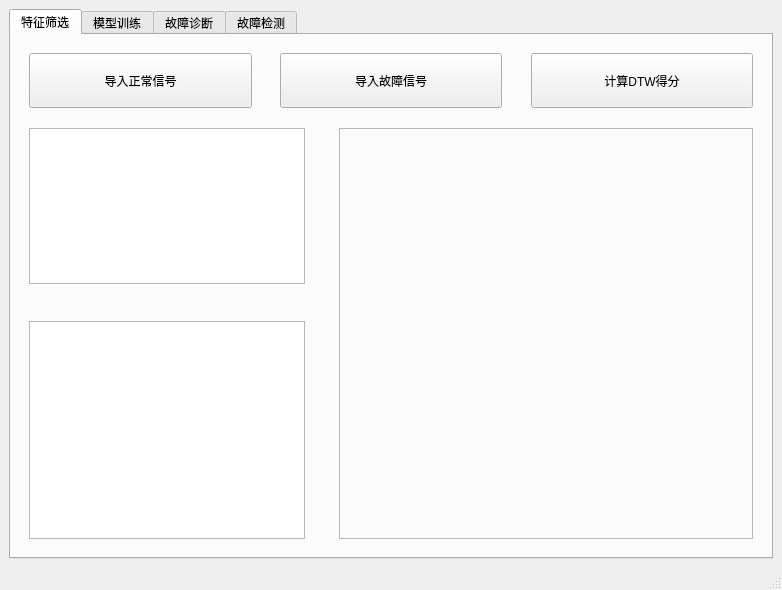
The window that GUI/MainWindow.ui (DuskSwan/fault_estimation_master_design) describes before a commit, drawn with Qt 5.
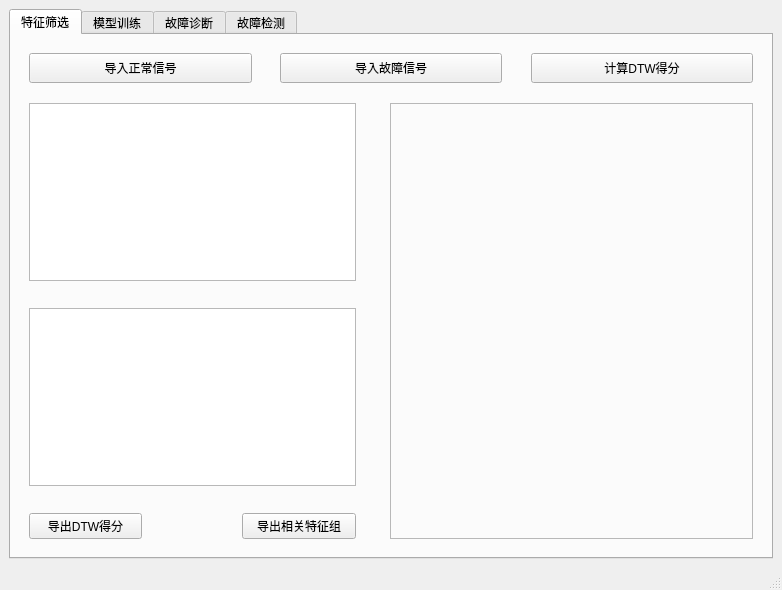
The same window after the commit. The open tabs and pages were chosen to show the change.

Commit message: add export csv function

The edit to the form file:
```diff
--- a/GUI/MainWindow.ui
+++ b/GUI/MainWindow.ui
@@ -30,8 +30,116 @@
        <layout class="QHBoxLayout" name="horizontalLayout" stretch="0">
         <item>
          <widget class="QWidget" name="widgetInFeatures" native="true">
-          <layout class="QVBoxLayout" name="verticalLayout" stretch="4,1,30">
-           <item>
+          <layout class="QGridLayout" name="gridLayout" rowstretch="2,1,12,1,12,1,2" columnstretch="5,1,5,1,16">
+           <item row="1" column="0" colspan="5">
+            <spacer name="verticalSpacer">
+             <property name="orientation">
+              <enum>Qt::Vertical</enum>
+             </property>
+             <property name="sizeHint" stdset="0">
+              <size>
+               <width>338</width>
+               <height>29</height>
+              </size>
+             </property>
+            </spacer>
+           </item>
+           <item row="2" column="0" colspan="3">
+            <widget class="QTableWidget" name="DTWWidget">
+             <property name="maximumSize">
+              <size>
+               <width>16777215</width>
+               <height>16777215</height>
+              </size>
+             </property>
+            </widget>
+           </item>
+           <item row="2" column="3" rowspan="3">
+            <spacer name="horizontalSpacer_6">
+             <property name="orientation">
+              <enum>Qt::Horizontal</enum>
+             </property>
+             <property name="sizeHint" stdset="0">
+              <size>
+               <width>19</width>
+               <height>288</height>
+              </size>
+             </property>
+            </spacer>
+           </item>
+           <item row="2" column="4" rowspan="5">
+            <widget class="QFrame" name="frameInFeatures">
+             <property name="minimumSize">
+              <size>
+               <width>150</width>
+               <height>20</height>
+              </size>
+             </property>
+             <property name="frameShape">
+              <enum>QFrame::StyledPanel</enum>
+             </property>
+             <property name="frameShadow">
+              <enum>QFrame::Raised</enum>
+             </property>
+            </widget>
+           </item>
+           <item row="3" column="1">
+            <spacer name="verticalSpacer_13">
+             <property name="orientation">
+              <enum>Qt::Vertical</enum>
+             </property>
+             <property name="sizeHint" stdset="0">
+              <size>
+               <width>88</width>
+               <height>11</height>
+              </size>
+             </property>
+            </spacer>
+           </item>
+           <item row="4" column="0" colspan="3">
+            <widget class="QTableWidget" name="CorrWidget"/>
+           </item>
+           <item row="5" column="1">
+            <spacer name="verticalSpacer_14">
+             <property name="orientation">
+              <enum>Qt::Vertical</enum>
+             </property>
+             <property name="sizeHint" stdset="0">
+              <size>
+               <width>20</width>
+               <height>11</height>
+              </size>
+             </property>
+            </spacer>
+           </item>
+           <item row="6" column="0">
+            <widget class="QPushButton" name="btnExportDTW">
+             <property name="text">
+              <string>导出DTW得分</string>
+             </property>
+            </widget>
+           </item>
+           <item row="6" column="1">
+            <spacer name="horizontalSpacer_7">
+             <property name="orientation">
+              <enum>Qt::Horizontal</enum>
+             </property>
+             <property name="sizeHint" stdset="0">
+              <size>
+               <width>88</width>
+               <height>20</height>
+              </size>
+             </property>
+            </spacer>
+           </item>
+           <item row="6" column="2">
+            <widget class="QPushButton" name="btnExportCorPairs">
+             <property name="text">
+              <string>导出相关特征组</string>
+             </property>
+            </widget>
+           </item>
+           <item row="0" column="0" colspan="5">
             <layout class="QHBoxLayout" name="horizontalLayout_3" stretch="10,1,10,1,10">
              <item>
               <widget class="QPushButton" name="btnImportNormalSignalInSelection">
@@ -100,78 +208,6 @@
              </item>
             </layout>
            </item>
-           <item>
-            <spacer name="verticalSpacer">
-             <property name="orientation">
-              <enum>Qt::Vertical</enum>
-             </property>
-             <property name="sizeHint" stdset="0">
-              <size>
-               <width>338</width>
-               <height>29</height>
-              </size>
-             </property>
-            </spacer>
-           </item>
-           <item>
-            <layout class="QGridLayout" name="gridLayout" rowstretch="5,1,7" columnstretch="10,1,15">
-             <item row="0" column="0">
-              <widget class="QTableWidget" name="DTWWidget">
-               <property name="maximumSize">
-                <size>
-                 <width>16777215</width>
-                 <height>16777215</height>
-                </size>
-               </property>
-              </widget>
-             </item>
-             <item row="0" column="1" rowspan="3">
-              <spacer name="horizontalSpacer_6">
-               <property name="orientation">
-                <enum>Qt::Horizontal</enum>
-               </property>
-               <property name="sizeHint" stdset="0">
-                <size>
-                 <width>33</width>
-                 <height>288</height>
-                </size>
-               </property>
-              </spacer>
-             </item>
-             <item row="0" column="2" rowspan="3">
-              <widget class="QFrame" name="frameInFeatures">
-               <property name="minimumSize">
-                <size>
-                 <width>100</width>
-                 <height>20</height>
-                </size>
-               </property>
-               <property name="frameShape">
-                <enum>QFrame::StyledPanel</enum>
-               </property>
-               <property name="frameShadow">
-                <enum>QFrame::Raised</enum>
-               </property>
-              </widget>
-             </item>
-             <item row="1" column="0">
-              <spacer name="verticalSpacer_13">
-               <property name="orientation">
-                <enum>Qt::Vertical</enum>
-               </property>
-               <property name="sizeHint" stdset="0">
-                <size>
-                 <width>20</width>
-                 <height>40</height>
-                </size>
-               </property>
-              </spacer>
-             </item>
-             <item row="2" column="0">
-              <widget class="QTableWidget" name="CorrWidget"/>
-             </item>
-            </layout>
-           </item>
           </layout>
          </widget>
         </item>
```
Left out of the diff: 2 changed lines with no effect on the pictures. The commit also changes 3 other files.
